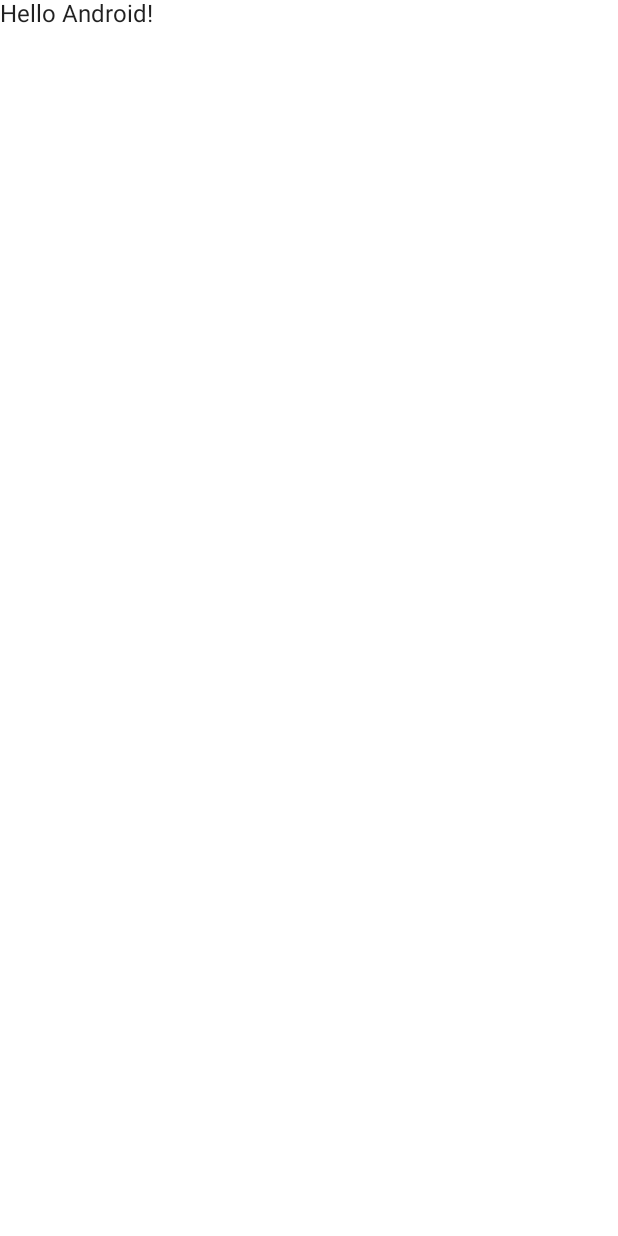
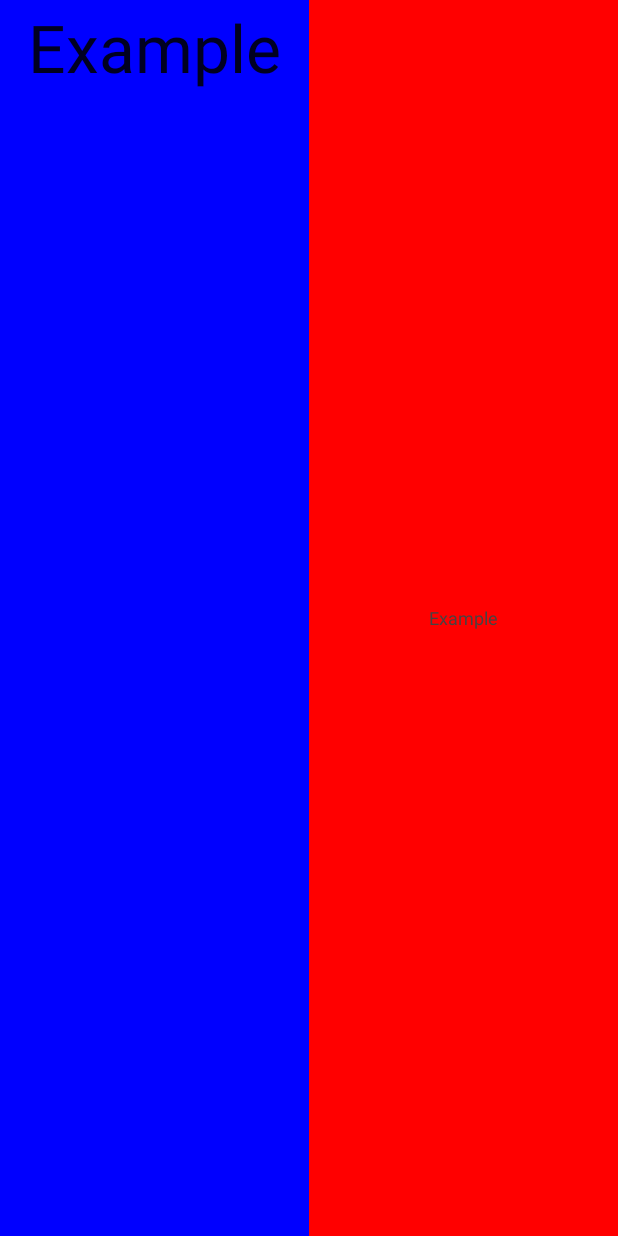
Before and after one commit to khenissimehdi/MemoryGame, an Android app built with Jetpack Compose: the screen it shows after launch (MainActivity), on a phone screen of 412 x 824 dp. Before the commit the screen is almost empty. Run offline under Robolectric (Android 15) with nearby library versions, the phone set to English and light mode, and no system bars.

Commit message:
screen splitted

```diff
--- a/CountryMemory/app/src/main/java/com/example/countrymemory/MainActivity.kt
+++ b/CountryMemory/app/src/main/java/com/example/countrymemory/MainActivity.kt
@@ -3,13 +3,21 @@ package com.example.countrymemory
 import android.os.Bundle
 import androidx.activity.ComponentActivity
 import androidx.activity.compose.setContent
-import androidx.compose.foundation.layout.fillMaxSize
+import androidx.compose.foundation.background
+import androidx.compose.foundation.layout.*
 import androidx.compose.material.MaterialTheme
 import androidx.compose.material.Surface
 import androidx.compose.material.Text
 import androidx.compose.runtime.Composable
+import androidx.compose.ui.Alignment
 import androidx.compose.ui.Modifier
+import androidx.compose.ui.graphics.Color.Companion.Blue
+import androidx.compose.ui.graphics.Color.Companion.DarkGray
+import androidx.compose.ui.graphics.Color.Companion.Red
+import androidx.compose.ui.text.style.TextAlign
 import androidx.compose.ui.tooling.preview.Preview
+import androidx.compose.ui.unit.dp
+import androidx.compose.ui.unit.sp
 import com.example.countrymemory.ui.theme.CountryMemoryTheme
 
 class MainActivity : ComponentActivity() {
@@ -19,8 +27,9 @@ class MainActivity : ComponentActivity() {
             CountryMemoryTheme {
                 // A surface container using the 'background' color from the theme
                 Surface(modifier = Modifier.fillMaxSize(), color = MaterialTheme.colors.background) {
-                    Greeting("Android")
+                    Splash()
                 }
+
             }
         }
     }
@@ -38,3 +47,35 @@ fun DefaultPreview() {
         Greeting("Android")
     }
 }
+
+@Composable
+fun Splash() {
+
+    Row(modifier =Modifier.fillMaxSize()) {
+        Box(
+            modifier = Modifier
+                .fillMaxSize()
+                .background(Blue)
+                .weight(1f)
+                .padding(8.dp),
+            contentAlignment = Alignment.TopCenter
+        ) {
+            Column() {
+                Text(text = "Example", fontSize = 44.sp)
+            }
+        }
+        Box(
+            modifier = Modifier
+                .fillMaxSize()
+                .background(Red)
+                .weight(1f)
+                .padding(8.dp),
+            contentAlignment = Alignment.Center
+        ){
+            Column {
+
+                Text(text = "Example", textAlign = TextAlign.End, color = DarkGray, fontSize = 12.sp)
+            }
+        }
+    }
+}
```
